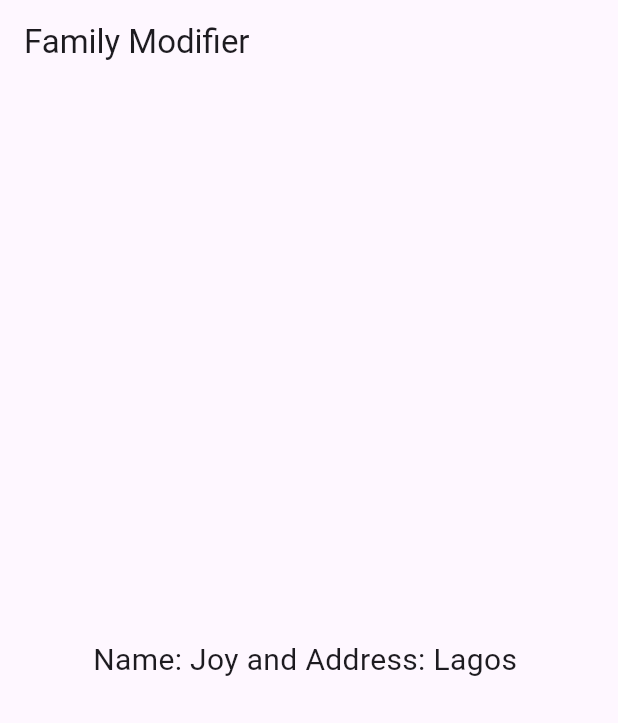
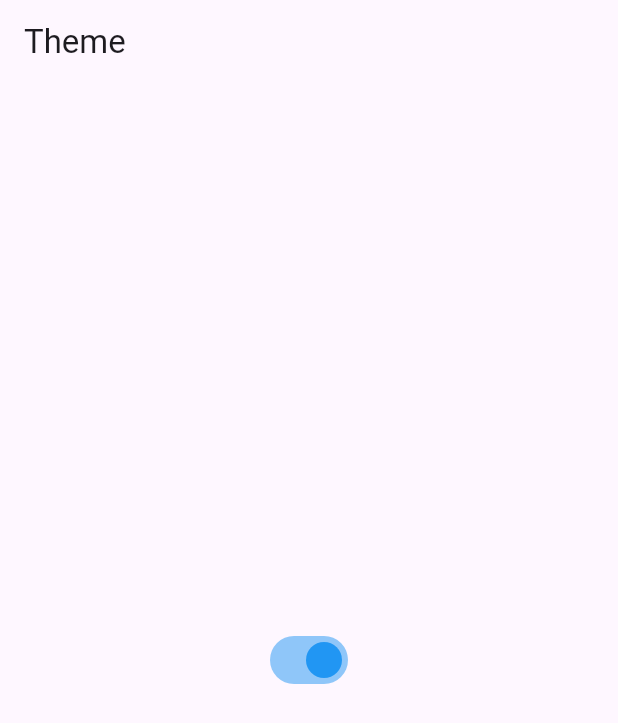
Before and after one commit to winifredubom/riverpod_tutorial, a Flutter app: the screen it shows after launch, on a phone screen of 412 x 824 dp. Shown: the top 723 px of the screen. Run offline on Flutter 3.47's test engine with Material 3 defaults, Android fonts, the phone set to English and light mode, and no system bars; our stand-ins replace equatable, flutter_riverpod.

Commit message:
video 14 commit

```diff
--- a/lib/main.dart
+++ b/lib/main.dart
@@ -3,62 +3,53 @@
 import 'package:flutter_riverpod/flutter_riverpod.dart';
 import 'package:riverpod_practice/user.dart';
 
+//i learnt about:
+// how to change theme from Light to Dark and vice versa
 
 
-//i learnt about:
-// Family Modifier(multiple values) in Riverpod
-// They are used to pass values to a provider
-
-final nameProvider = Provider.family<String, User>(
-  (ref, user) {
-    return 'Name: ${user.name} and Address: ${user.address} ';
-  }
-);
+final themeprovider  = StateProvider<bool>((ref) => true);
 void main() {
   runApp(const ProviderScope(child: MyApp()));
 }
 
-class MyApp extends StatelessWidget {
+class MyApp extends ConsumerWidget {
   const MyApp({super.key});
 
   // This widget is the root of your application.
   @override
-  Widget build(BuildContext context) {
+  Widget build(BuildContext context, WidgetRef ref) {
+final isLightTheme = ref.watch(themeprovider);
+
     return MaterialApp(
-      title: 'Flutter Demo',
+      title: 'Theme',
       debugShowCheckedModeBanner: false,
-      theme: ThemeData(
-        primarySwatch: Colors.blue,
-      ),
+      theme:  isLightTheme? ThemeData.light(): ThemeData.dark(),
       home: const Main()
     );
   }
 }
 
-
-class Main extends ConsumerStatefulWidget {
+class Main extends ConsumerWidget {
   const Main({super.key});
 
   @override
-  _MainState createState() => _MainState();
-}
+  Widget build(BuildContext context, WidgetRef ref) {
+    final isLightTheme = ref.watch(themeprovider);
 
-class _MainState extends ConsumerState<Main> {
-  @override
-  Widget build(BuildContext context) {
-    final name = ref.watch(
-      nameProvider(const User('Joy', 'Lagos')));
 
     return  Scaffold(
       appBar: AppBar(
-        title: const Text('Family Modifier'),
+        title: const Text(
+          'Theme'
+        ),
       ),
       body: Center(
-        child: Text(name,
-        style:
-       const TextStyle(
-          fontSize: 20
-        )),),
+        child: Switch(
+          activeColor: Colors.blue,
+          value: isLightTheme , onChanged: (value){
+            ref.read(themeprovider.notifier).state = value;
+          }),
+      ),
     );
   }
 }
```
